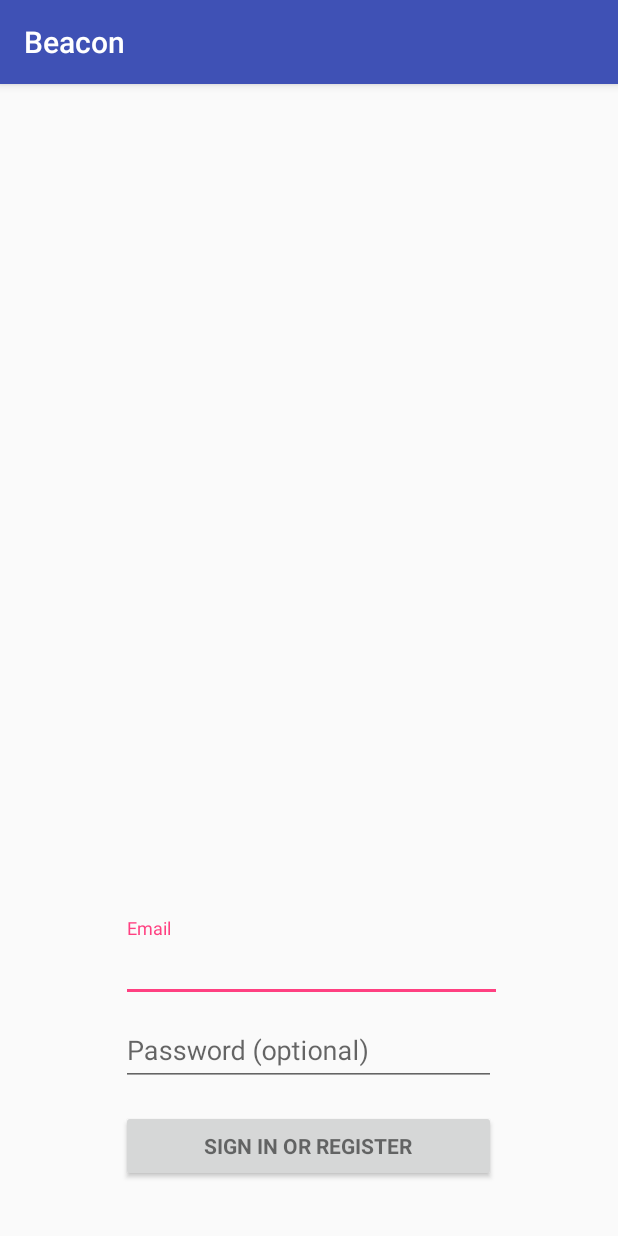
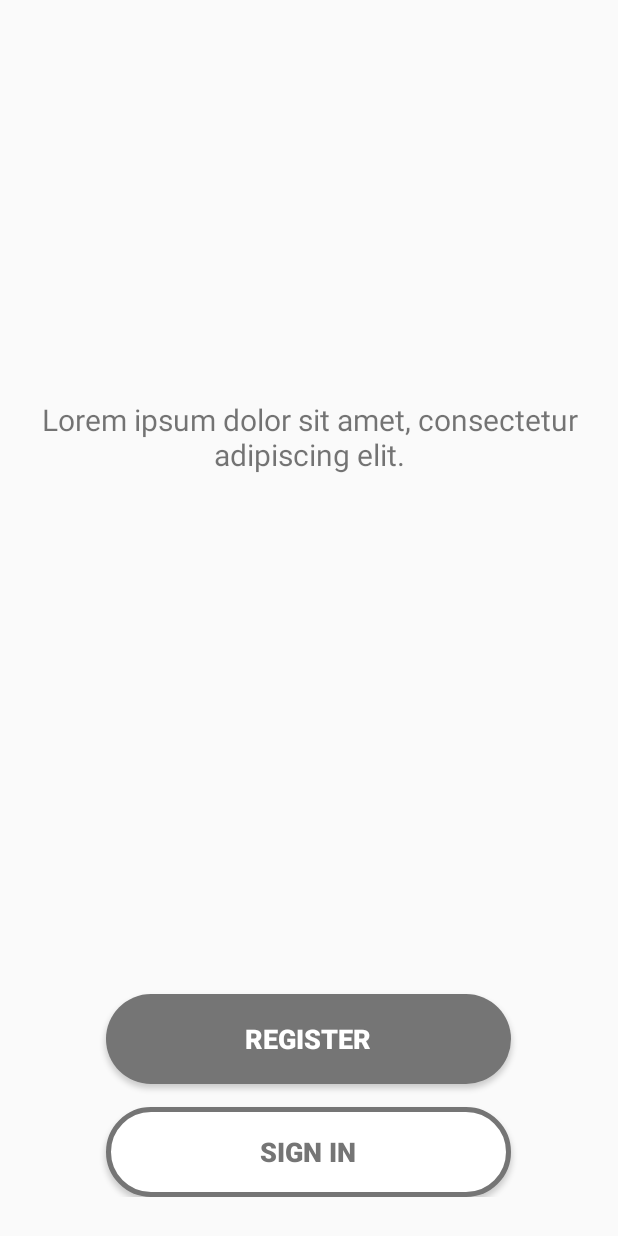
Before and after one commit to Hector122/BeaconApp, an Android app: the screen it shows after launch (LoginActivity before the commit, MainActivity after it), on a phone screen of 412 x 824 dp. Run offline under Robolectric (Android 15) with nearby library versions, the phone set to English and light mode, and no system bars.

Commit message:
Add main activity controller

```diff
--- a/app/build.gradle
+++ b/app/build.gradle
@@ -5,7 +5,7 @@ android {
     buildToolsVersion "23.0.2"
 
     defaultConfig {
-        applicationId "com.example.hectorcastillo.beacon"
+        applicationId "com.app.beacon"
         minSdkVersion 16
         targetSdkVersion 23
         versionCode 1
--- a/app/src/main/java/com/example/hectorcastillo/beacon/MainActivity.java
+++ b/app/src/main/java/com/example/hectorcastillo/beacon/MainActivity.java
@@ -1,7 +1,53 @@
 package com.example.hectorcastillo.beacon;
+
+import android.app.Activity;
+import android.content.Intent;
+import android.os.Bundle;
+import android.view.View;
+import android.view.View.OnClickListener;
+import android.widget.Button;
 
 /**
  * Created by hector castillo on 12/1/16.
  */
-public class MainActivity {
+public class MainActivity extends Activity implements OnClickListener {
+    //Reference to login and Register button.
+    private Button mButtonLogin;
+    private Button mButtonRegister;
+
+    @Override
+    protected void onCreate(Bundle savedInstanceState) {
+        super.onCreate(savedInstanceState);
+        setContentView(R.layout.activity_main);
+
+        initializeVariables();
+    }
+
+    private void initializeVariables() {
+              mButtonLogin = (Button) findViewById(R.id.login_button);
+        mButtonLogin.setOnClickListener(this);
+
+        mButtonRegister = (Button) findViewById(R.id.register_button);
+        mButtonRegister.setOnClickListener(this);
+    }
+
+    @Override
+    public void onClick(View view) {
+        Intent intent = null;
+
+        switch (view.getId()) {
+            case R.id.login_button:
+                intent = new Intent(this, LoginActivity.class);
+                break;
+
+            case R.id.register_button:
+                intent = new Intent(this, RegisterActivity.class);
+                break;
+
+            default:
+                break;
+        }
+
+        startActivity(intent);
+    }
 }
--- /dev/null
+++ b/app/src/main/res/drawable/button_shape_one.xml
@@ -0,0 +1,12 @@
+<?xml version="1.0" encoding="utf-8"?>
+<selector xmlns:android="http://schemas.android.com/apk/res/android">
+
+    <item android:state_pressed="false" android:state_selected="false">
+        <shape android:shape="rectangle">
+            <corners android:radius="50dp" />
+            <solid android:color="#757575" />
+            <size android:width="270dp" android:height="60dp" />
+        </shape>
+    </item>
+
+</selector>
--- /dev/null
+++ b/app/src/main/res/drawable/button_shape_two.xml
@@ -0,0 +1,21 @@
+<?xml version="1.0" encoding="utf-8"?>
+<selector xmlns:android="http://schemas.android.com/apk/res/android">
+    <item
+        android:state_pressed="false"
+        android:state_selected="false">
+        <shape
+            android:shape="rectangle">
+            <corners
+                android:radius="50dp" />
+            <solid
+                android:color="@color/white" />
+            <size
+                android:width="270dp"
+                android:height="60dp"
+                />
+            <stroke
+                android:width="3dp"
+                android:color="@color/dark_grey" />
+        </shape>
+    </item>
+</selector>
--- a/app/src/main/res/layout/activity_login.xml
+++ b/app/src/main/res/layout/activity_login.xml
@@ -2,8 +2,6 @@
     xmlns:tools="http://schemas.android.com/tools"
     android:layout_width="match_parent"
     android:layout_height="match_parent"
-    android:gravity="center_horizontal"
-    android:orientation="vertical"
     android:paddingBottom="@dimen/activity_vertical_margin"
     android:paddingLeft="@dimen/activity_horizontal_margin"
     android:paddingRight="@dimen/activity_horizontal_margin"
@@ -22,11 +20,11 @@
 
     <LinearLayout
         android:id="@+id/email_login_form"
-        android:layout_width="wrap_content"
+        android:layout_width="fill_parent"
         android:layout_height="wrap_content"
         android:layout_alignParentBottom="true"
         android:gravity="center_vertical"
-        android:layout_marginBottom="20dp"
+        android:layout_marginBottom="30dp"
         android:orientation="vertical">
 
         <android.support.design.widget.TextInputLayout
@@ -54,7 +52,7 @@
                 android:layout_height="wrap_content"
                 android:hint="@string/prompt_password"
                 android:imeActionId="@+id/login"
-                android:imeActionLabel="@string/action_sign_in_short"
+                android:imeActionLabel="@string/action_sign_in"
                 android:imeOptions="actionUnspecified"
                 android:inputType="textPassword"
                 android:maxLines="1"
--- a/app/src/main/res/layout/activity_main.xml
+++ b/app/src/main/res/layout/activity_main.xml
@@ -1,6 +1,42 @@
-<?xml version="1.0" encoding="utf-8"?>
-<LinearLayout xmlns:android="http://schemas.android.com/apk/res/android"
-    android:orientation="vertical" android:layout_width="match_parent"
-    android:layout_height="match_parent">
+<RelativeLayout xmlns:android="http://schemas.android.com/apk/res/android"
+    xmlns:tools="http://schemas.android.com/tools"
+    android:layout_width="match_parent"
+    android:layout_height="match_parent"
+    android:paddingBottom="@dimen/activity_vertical_margin"
+    android:paddingLeft="@dimen/activity_horizontal_margin"
+    android:paddingRight="@dimen/activity_horizontal_margin"
+    android:paddingTop="@dimen/activity_vertical_margin"
+    tools:context=".LoginActivity">
 
-</LinearLayout>
+    <TextView
+        android:id="@+id/text_change"
+        android:layout_width="fill_parent"
+        android:layout_height="wrap_content"
+        android:layout_marginTop="250dp"
+        android:layout_marginBottom="20dp"
+        android:gravity="center_horizontal"
+        android:text="@string/text_example_message_long"
+        android:textSize="20dp" />
+
+    <LinearLayout
+        android:id="@+id/login_and_register_container"
+        android:layout_width="fill_parent"
+        android:layout_height="fill_parent"
+        android:layout_below="@+id/text_change"
+        android:layout_marginBottom="10dp"
+        android:gravity="center|bottom"
+        android:orientation="vertical">
+
+        <Button
+            android:id="@+id/register_button"
+            style="@style/LoginButton"
+            android:text="@string/action_register" />
+
+        <Button
+            android:id="@+id/login_button"
+            style="@style/RegisterButton"
+            android:text="@string/action_sign_in" />
+
+    </LinearLayout>
+
+</RelativeLayout>
--- a/app/src/main/res/values/colors.xml
+++ b/app/src/main/res/values/colors.xml
@@ -1,6 +1,15 @@
 <?xml version="1.0" encoding="utf-8"?>
 <resources>
+    <!-- Material Colors-->
     <color name="colorPrimary">#3F51B5</color>
     <color name="colorPrimaryDark">#303F9F</color>
     <color name="colorAccent">#FF4081</color>
+
+    <!-- Generic colors -->
+    <color name="black">#000000</color>
+    <color name="white">#FFFF</color>
+    <color name="red_300">#F36C60</color>
+    <color name="ligth_grey">#E0E0E0</color>
+    <color name="dark_grey">#757575</color>
+
 </resources>
--- a/app/src/main/res/values/dimens.xml
+++ b/app/src/main/res/values/dimens.xml
@@ -2,4 +2,7 @@
     <!-- Default screen margins, per the Android Design guidelines. -->
     <dimen name="activity_horizontal_margin">16dp</dimen>
     <dimen name="activity_vertical_margin">16dp</dimen>
+
+    <!-- Login -->
+    <dimen name="login_button_text_size">18sp</dimen>
 </resources>
--- a/app/src/main/res/values/strings.xml
+++ b/app/src/main/res/values/strings.xml
@@ -3,14 +3,19 @@
 
     <!-- Strings related to login -->
     <string name="prompt_email">Email</string>
-    <string name="prompt_password">Password (optional)</string>
-    <string name="action_sign_in">Sign in or register</string>
-    <string name="action_sign_in_short">Sign in</string>
+    <string name="prompt_password">Password</string>
+    <string name="action_sign_in">Sign in</string>
+    <string name="action_register">Register</string>
+
+    <!--Error messages -->
     <string name="error_invalid_email">This email address is invalid</string>
     <string name="error_invalid_password">This password is too short</string>
     <string name="error_incorrect_password">This password is incorrect</string>
     <string name="error_field_required">This field is required</string>
-    <string name="permission_rationale">"Contacts permissions are needed for providing email
-        completions."
-    </string>
+    <string name="error_not_internet_connection">"You don't have internet connection. "</string>
+
+
+    <string name="permission_rationale">"Contacts permissions are needed for providing email completions."</string>
+    <string name= "text_example_message_long">"Lorem ipsum dolor sit amet, consectetur adipiscing elit.</string>
+    <string name="text_example_title_short">"Lorem ipsum dolor"</string>
 </resources>
--- a/app/src/main/res/values/styles.xml
+++ b/app/src/main/res/values/styles.xml
@@ -8,4 +8,30 @@
         <item name="colorAccent">@color/colorAccent</item>
     </style>
 
+    <!-- Style for Register Buttom -->
+
+    <style name="LoginButton">
+        <item name="android:layout_width">270dp</item>
+        <item name="android:layout_height">60dp</item>
+        <item name="android:layout_centerHorizontal">true</item>
+        <item name="android:background">@drawable/button_shape_one</item>
+        <item name="android:textColor">@color/white</item>
+        <item name="android:textSize">@dimen/login_button_text_size</item>
+        <item name="android:layout_marginTop">15dp</item>
+        <item name="android:textStyle">bold</item>
+    </style>
+
+
+    <style name="RegisterButton">
+        <item name="android:layout_width">270dp</item>
+        <item name="android:layout_height">60dp</item>
+        <item name="android:layout_centerHorizontal">true</item>
+        <item name="android:background">@drawable/button_shape_two</item>
+        <item name="android:textColor">@color/dark_grey</item>
+        <item name="android:textSize">@dimen/login_button_text_size</item>
+        <item name="android:layout_marginTop">15dp</item>
+        <item name="android:textStyle">bold</item>
+    </style>
+
+
 </resources>
```
Also changed, not shown: app/src/main/AndroidManifest.xml (+12 -4 lines), app/src/main/java/com/example/hectorcastillo/beacon/LoginActivity.java (+10 -12 lines), app/src/main/res/drawable/rounded_button.xml (added, +13 -0 lines), 2 other files.
